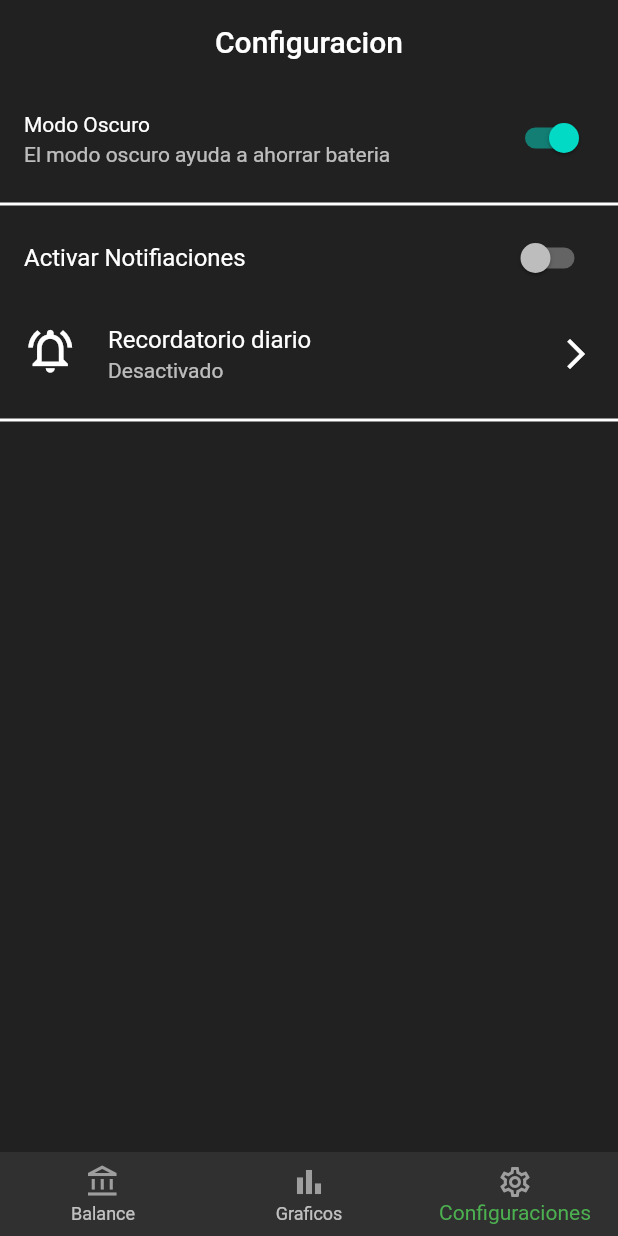
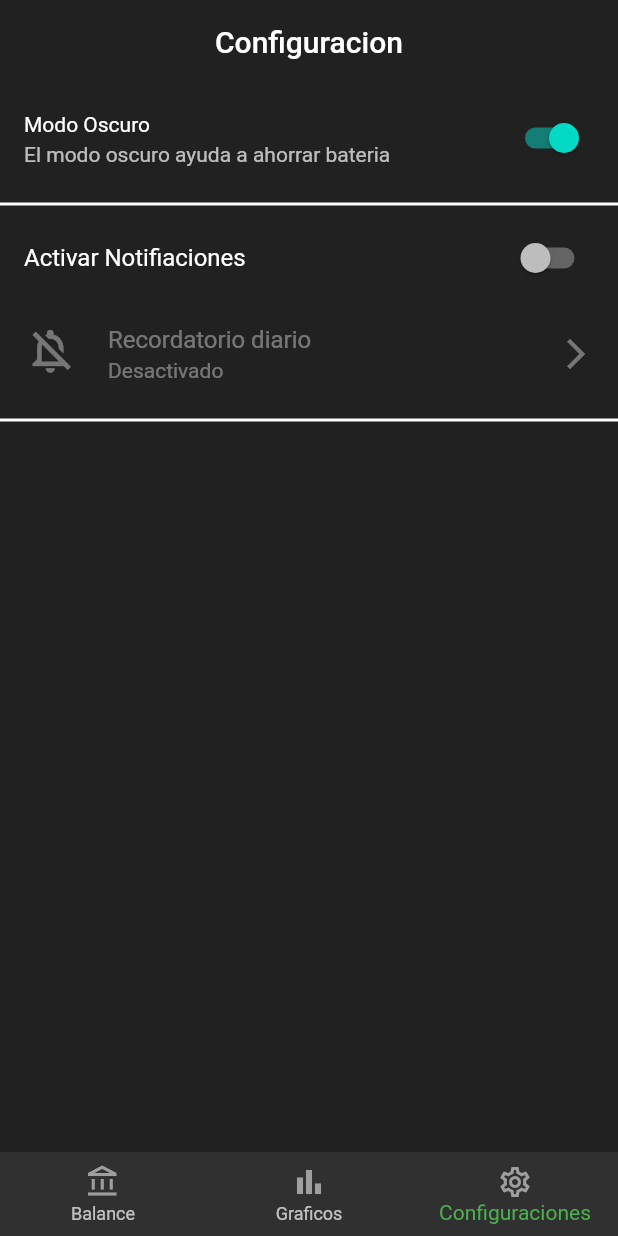
Before and after one commit to rodrigoBak-flutter/app_balance_bakapp, a Flutter app: the screen it shows after launch, item 3 of the bottom bar chosen, on a phone screen of 412 x 824 dp. Run offline on Flutter 3.47's test engine with Material 2 defaults, Android fonts, the phone set to English and light mode, and no system bars; our stand-ins replace charts_flutter_new, flutter_local_notifications, flutter_slidable, flutter_time_picker_spinner, fluttertoast, percent_indicator and 3 more; missing offline and left inert: flutter_material_color_picker; accounts and stored records are empty.

Commit message:
app_balance_bakApp 1.0.20

```diff
--- /dev/null
+++ b/lib/src/providers/local_notification.dart
@@ -0,0 +1,75 @@
+import 'package:flutter_local_notifications/flutter_local_notifications.dart';
+import 'package:timezone/timezone.dart' as tz;
+
+/*
+
+------- Funcion para inicializar las notificaciones en Android --------------
+
+
+pd: para que las notificaciones locales funcionen hay que configurar mi Android Manifest
+
+<uses-permission android:name="android.permission.RECEIVE_BOOT_COMPLETED"/>
+
+<receiver android:name="com.dexterous.flutterlocalnotifications.ScheduledNotificationBootReceiver">
+<intent-filter>
+<action android:name="android.intent.action.BOOT_COMPLETED"></action>
+</intent-filter>
+</receiver>
+<receiver android:name="com.dexterous.flutterlocalnotifications.ScheduledNotificationReceiver" />
+
+
+*/
+
+class LocalNotification {
+  final FlutterLocalNotificationsPlugin _notifiation =
+      FlutterLocalNotificationsPlugin();
+  initialize() async {
+    AndroidInitializationSettings _androidInit =
+        const AndroidInitializationSettings('@mipmap/ic_launcher');
+
+    InitializationSettings _initSetting =
+        InitializationSettings(android: _androidInit);
+
+    await _notifiation.initialize(_initSetting);
+  }
+
+  dailyNotification(int hour, int minute) async {
+    tz.TZDateTime utcTime = tz.TZDateTime.now(tz.local);
+
+    tz.TZDateTime scheduledDate = tz.TZDateTime(
+      tz.local,
+      utcTime.year,
+      utcTime.month,
+      utcTime.day,
+      hour,
+      minute,
+    );
+
+    if (scheduledDate.isBefore(utcTime)) {
+      scheduledDate = scheduledDate.add(const Duration(days: 1));
+    }
+    var _androidDetails = AndroidNotificationDetails(
+      '1',
+      'name',
+    );
+
+    var _notificationDetails =  NotificationDetails(
+      android: _androidDetails
+    );
+
+    await _notifiation.zonedSchedule(
+      1,
+      'Llego el momento',
+      'No olvides agregar tus gastos',
+      scheduledDate,
+      _notificationDetails,
+      uiLocalNotificationDateInterpretation:
+          UILocalNotificationDateInterpretation.absoluteTime,
+      androidAllowWhileIdle: true,
+    );
+  }
+
+  cancelNotification() async {
+    await _notifiation.cancelAll();
+  }
+}
--- a/lib/src/widgets/setting_widget_wt/time_picker_widget.dart
+++ b/lib/src/widgets/setting_widget_wt/time_picker_widget.dart
@@ -4,8 +4,9 @@ import 'package:intl/intl.dart';
 //Utils
 import 'package:app_balances_bakapp/src/utils/constants.dart';
 import 'package:flutter_time_picker_spinner/flutter_time_picker_spinner.dart';
-//Provider - SharedPrefences
+//Provider - SharedPrefences - LocalNotification
 import 'package:app_balances_bakapp/src/providers/shared_preference.dart';
+import 'package:app_balances_bakapp/src/providers/local_notification.dart';
 
 class TimePickerWitget extends StatefulWidget {
   const TimePickerWitget({super.key});
@@ -16,6 +17,7 @@ class TimePickerWitget extends StatefulWidget {
 
 class _TimePickerWitgetState extends State<TimePickerWitget> {
   final _preference = UserPrefence();
+  final _notification = LocalNotification();
   bool _isEnable = false;
   String _title = 'Activar Notificaciones';
   @override
@@ -42,9 +44,15 @@ class _TimePickerWitgetState extends State<TimePickerWitget> {
       _isEnable = false;
     }
 
+    /*
+
+    -------- Funcion para por desactivar las notificaciones ------------
+
+    */
     _cancelNotification(bool value) {
       if (value == true) {
-        _preference.hour = 21;
+        //Le doy por defecto que cuando la active por primera vez le llegue la Notificacion a las 08:30 AM
+        _preference.hour = 08;
         _preference.minute = 30;
       } else {
         _preference.deleteTime();
@@ -58,13 +66,20 @@ class _TimePickerWitgetState extends State<TimePickerWitget> {
           value: _isEnable,
           onChanged: (value) => setState(() {
             _isEnable = value;
+            _cancelNotification(value);
           }),
         ),
         ListTile(
-          leading: const Icon(
-            Icons.notifications_active_outlined,
-            size: 35,
-          ),
+          enabled: _isEnable,
+          leading: (_isEnable)
+              ? const Icon(
+                  Icons.notifications_active_outlined,
+                  size: 35,
+                )
+              : const Icon(
+                  Icons.notifications_off_outlined,
+                  size: 35,
+                ),
           title: const Text('Recordatorio diario'),
           subtitle: Text(currentTime),
           trailing: const Icon(Icons.arrow_forward_ios_outlined),
@@ -137,6 +152,7 @@ class _TimePickerWitgetState extends State<TimePickerWitget> {
                         ),
                         onTap: () {
                           setState(() {
+                            _notification.dailyNotification(_hour!, _minute!);
                             _preference.hour = _hour!;
                             _preference.minute = _minute!;
                             Navigator.pop(context);
--- a/pubspec.yaml
+++ b/pubspec.yaml
@@ -55,6 +55,11 @@ dependencies:
   shared_preferences: ^2.1.1
   #Paquete para personalizar el timer del local notification
   flutter_time_picker_spinner: ^2.0.0
+  #Notificaciones locales
+  flutter_local_notifications: ^14.1.0
+  #Horario universal para mis notifiaciones locales
+  timezone: ^0.9.2
+  flutter_native_timezone: ^2.0.0
 
 dev_dependencies:
   flutter_test:
```
Also changed, not shown: lib/main.dart (+9 -4 lines), pubspec.lock, 2 other files.
